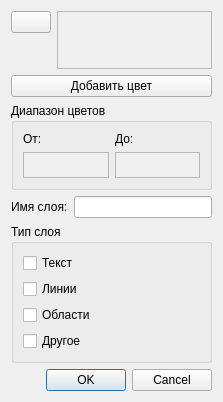
Before: the Qt Designer form MapVectorization/map-app/layerconfiguredialog.ui in YulyIllarionov/MapVectorization, drawn with Qt 5.
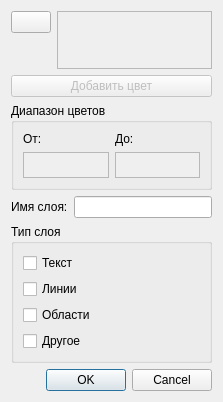
After: the same form once the commit is applied. Icons and pictures are not drawn.

What changed in the file:
```diff
--- a/MapVectorization/map-app/layerconfiguredialog.ui
+++ b/MapVectorization/map-app/layerconfiguredialog.ui
@@ -70,6 +70,9 @@
    </item>
    <item>
     <widget class="QPushButton" name="AddColor">
+     <property name="enabled">
+      <bool>false</bool>
+     </property>
      <property name="text">
       <string>Добавить цвет</string>
      </property>
```
